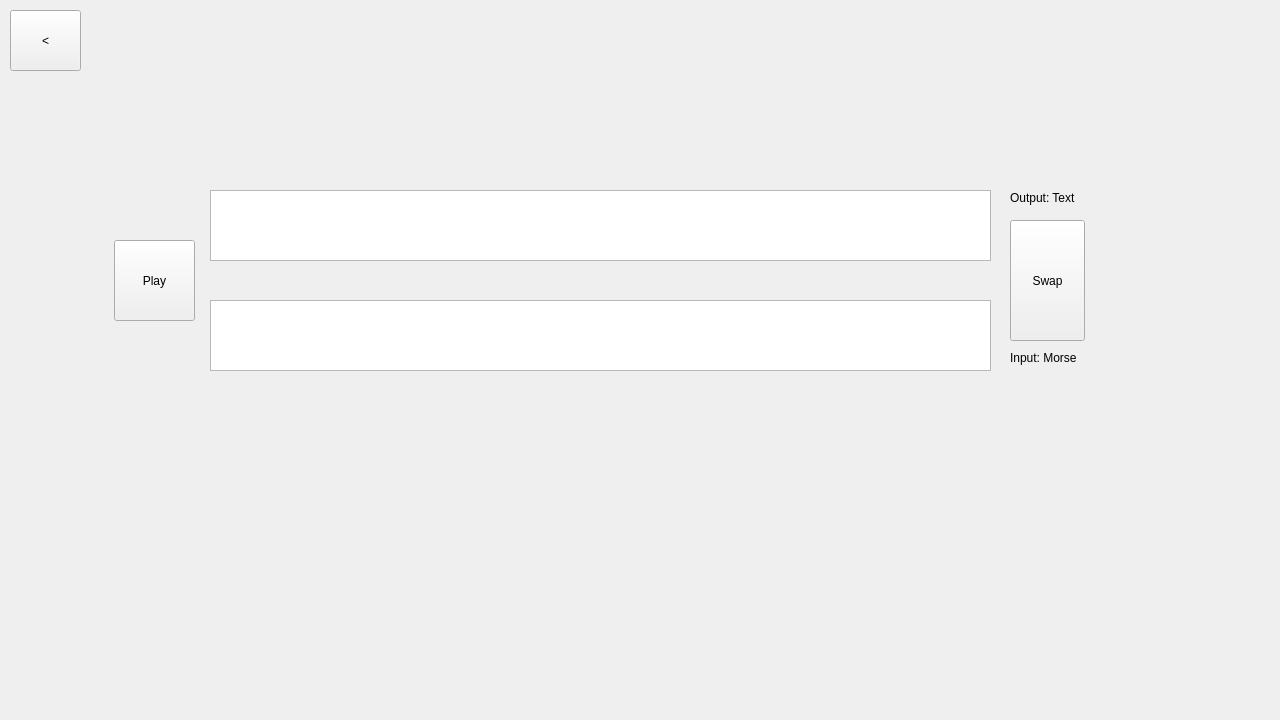
UofU-CS3505/cs3505-assignment9-the_tigers, file MorseCodeLearner/translatorwindow.ui: the form before one commit.
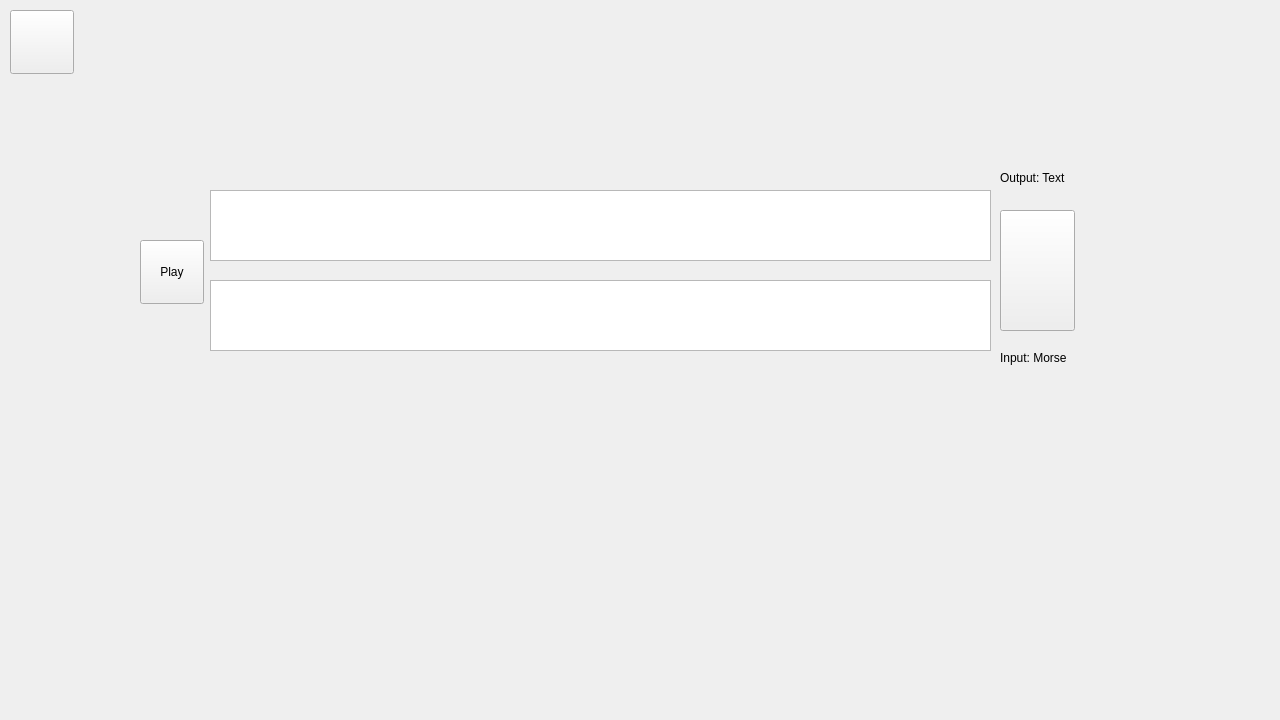
The form after the commit.

What changed in the file:
```diff
--- a/MorseCodeLearner/translatorwindow.ui
+++ b/MorseCodeLearner/translatorwindow.ui
@@ -21,15 +21,15 @@
     <rect>
      <x>10</x>
      <y>10</y>
-     <width>71</width>
-     <height>61</height>
+     <width>64</width>
+     <height>64</height>
     </rect>
    </property>
    <property name="focusPolicy">
     <enum>Qt::FocusPolicy::NoFocus</enum>
    </property>
    <property name="text">
-    <string>&lt;</string>
+    <string/>
    </property>
   </widget>
   <widget class="QTextEdit" name="outputText">
@@ -52,11 +52,16 @@
    <property name="geometry">
     <rect>
      <x>210</x>
-     <y>300</y>
+     <y>280</y>
      <width>781</width>
      <height>71</height>
     </rect>
    </property>
+   <property name="font">
+    <font>
+     <pointsize>24</pointsize>
+    </font>
+   </property>
    <property name="focusPolicy">
     <enum>Qt::FocusPolicy::StrongFocus</enum>
    </property>
@@ -64,8 +69,8 @@
   <widget class="QPushButton" name="swapButton">
    <property name="geometry">
     <rect>
-     <x>1010</x>
-     <y>220</y>
+     <x>1000</x>
+     <y>210</y>
      <width>75</width>
      <height>121</height>
     </rect>
@@ -74,14 +79,14 @@
     <enum>Qt::FocusPolicy::NoFocus</enum>
    </property>
    <property name="text">
-    <string>Swap</string>
+    <string/>
    </property>
   </widget>
   <widget class="QLabel" name="outputLabel">
    <property name="geometry">
     <rect>
-     <x>1010</x>
-     <y>190</y>
+     <x>1000</x>
+     <y>170</y>
      <width>81</width>
      <height>16</height>
     </rect>
@@ -93,7 +98,7 @@
   <widget class="QLabel" name="inputLabel">
    <property name="geometry">
     <rect>
-     <x>1010</x>
+     <x>1000</x>
      <y>350</y>
      <width>81</width>
      <height>16</height>
@@ -106,10 +111,10 @@
   <widget class="QPushButton" name="audioPlayButton">
    <property name="geometry">
     <rect>
-     <x>114</x>
+     <x>140</x>
      <y>240</y>
-     <width>81</width>
-     <height>81</height>
+     <width>64</width>
+     <height>64</height>
     </rect>
    </property>
    <property name="focusPolicy">
```
Left out of the diff: 5 changed lines with no effect on the pictures.
